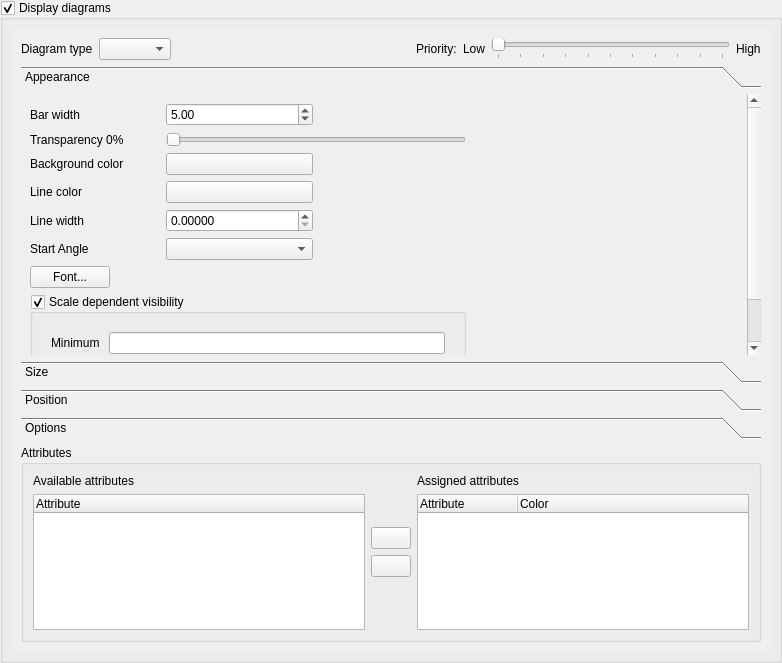
Before: the Qt Designer form src/ui/qgsdiagrampropertiesbase.ui in qgis/QGIS, drawn with Qt 5.
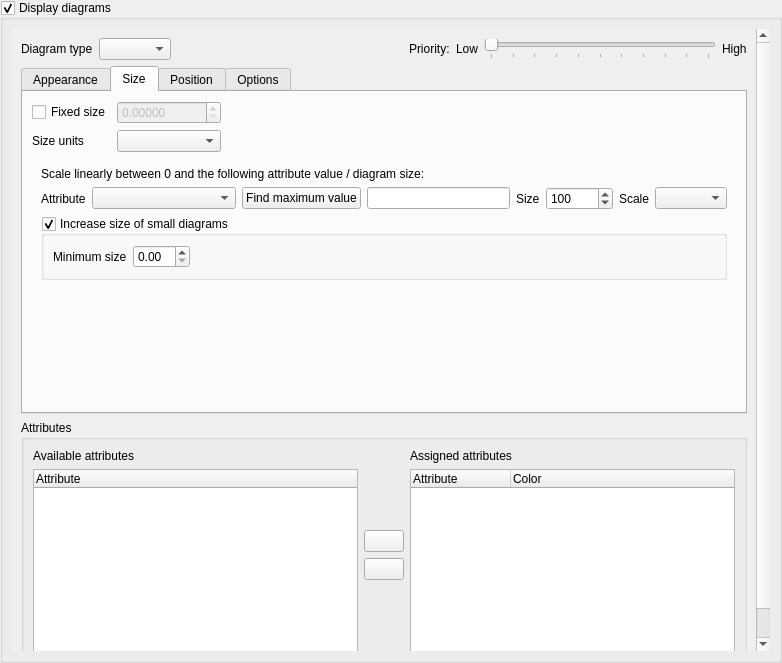
After: the same form once the commit is applied. The open tabs and pages were chosen to show the change. Icons and pictures are not drawn. Custom widgets are drawn as their Qt base class.

Commit message: [Diagrams] Switch properties dialog to tabs Histograms: * Use a more descriptive text for the size parameter * Hide unneeded parameter controls

```diff
--- a/src/ui/qgsdiagrampropertiesbase.ui
+++ b/src/ui/qgsdiagrampropertiesbase.ui
@@ -39,8 +39,8 @@
           <rect>
            <x>0</x>
            <y>0</y>
-           <width>752</width>
-           <height>613</height>
+           <width>743</width>
+           <height>644</height>
           </rect>
          </property>
          <layout class="QVBoxLayout" name="scrollAreaLayout">
@@ -118,17 +118,12 @@
            <layout class="QHBoxLayout" name="appearanceLayout"/>
           </item>
           <item>
-           <widget class="QToolBox" name="mDiagramPropertiesToolBox">
-            <widget class="QWidget" name="mDiagramPropertiesToolBoxPage1">
-             <property name="geometry">
-              <rect>
-               <x>0</x>
-               <y>0</y>
-               <width>713</width>
-               <height>394</height>
-              </rect>
-             </property>
-             <attribute name="label">
+           <widget class="QTabWidget" name="mDiagramPropertiesTabWidget">
+            <property name="currentIndex">
+             <number>0</number>
+            </property>
+            <widget class="QWidget" name="mDiagramPropertiesTabWidgetPage1">
+             <attribute name="title">
               <string>Appearance</string>
              </attribute>
              <layout class="QGridLayout" name="gridLayout_8">
@@ -315,16 +310,8 @@
               </item>
              </layout>
             </widget>
-            <widget class="QWidget" name="mDiagramPropertiesToolBoxPage2">
-             <property name="geometry">
-              <rect>
-               <x>0</x>
-               <y>0</y>
-               <width>715</width>
-               <height>278</height>
-              </rect>
-             </property>
-             <attribute name="label">
+            <widget class="QWidget" name="mDiagramPropertiesTabWidgetPage2">
+             <attribute name="title">
               <string>Size</string>
              </attribute>
              <layout class="QGridLayout" name="gridLayout_7">
@@ -406,6 +393,12 @@
                  <item>
                   <layout class="QHBoxLayout" name="mLinearlyScalingLayout">
                    <item>
+                    <widget class="QWidget" name="mAttributeBasedScalingOptions" native="true">
+                     <layout class="QHBoxLayout" name="horizontalLayout_2">
+                      <property name="margin">
+                       <number>0</number>
+                      </property>
+                      <item>
                     <widget class="QLabel" name="mSizeAttributeLabel">
                      <property name="text">
                       <string>Attribute</string>
@@ -432,6 +425,9 @@
                    <item>
                     <widget class="QLineEdit" name="mValueLineEdit"/>
                    </item>
+                     </layout>
+                    </widget>
+                   </item>
                    <item>
                     <widget class="QLabel" name="mSizeLabel">
                      <property name="text">
@@ -504,16 +500,8 @@
               </item>
              </layout>
             </widget>
-            <widget class="QWidget" name="mDiagramPropertiesToolBoxPage3">
-             <property name="geometry">
-              <rect>
-               <x>0</x>
-               <y>0</y>
-               <width>713</width>
-               <height>271</height>
-              </rect>
-             </property>
-             <attribute name="label">
+            <widget class="QWidget" name="mDiagramPropertiesTabWidgetPage3">
+             <attribute name="title">
               <string>Position</string>
              </attribute>
              <layout class="QGridLayout" name="gridLayout_2">
@@ -666,16 +654,8 @@
               </item>
              </layout>
             </widget>
-            <widget class="QWidget" name="mDiagramPropertiesToolBoxPage4">
-             <property name="geometry">
-              <rect>
-               <x>0</x>
-               <y>0</y>
-               <width>728</width>
-               <height>166</height>
-              </rect>
-             </property>
-             <attribute name="label">
+            <widget class="QWidget" name="mDiagramPropertiesTabOptions">
+             <attribute name="title">
               <string>Options</string>
              </attribute>
              <layout class="QVBoxLayout" name="verticalLayout_2">
```
Left out of the diff: 35 changed lines with no effect on the pictures. Lines whose indentation alone changed are shown as unchanged. The commit also changes 1 other file.
